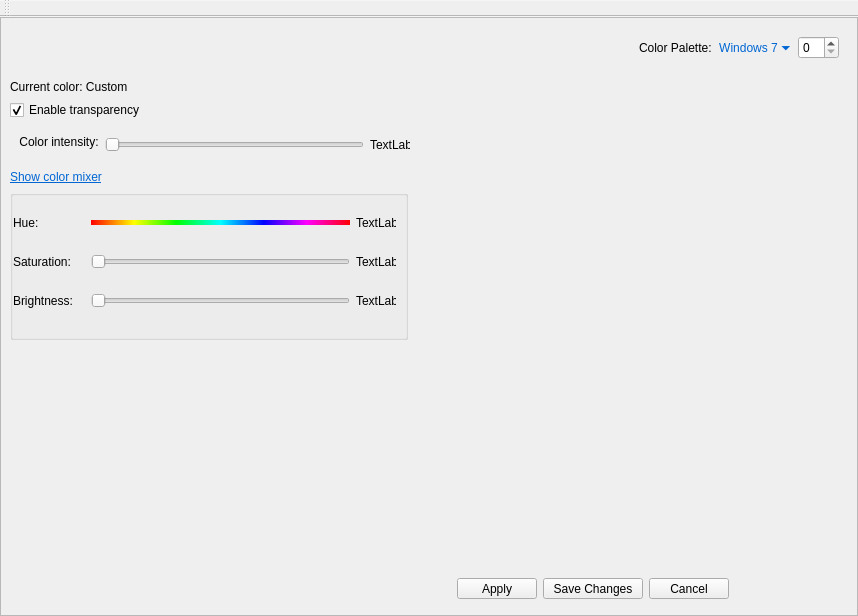
This is kwin/effects_cpp/kde-effects-aeroglassblur/src/kcm/mainwindow.ui in aeroshell-desktop/aerothemeplasma as Qt 5 draws it before an edit. The edited form follows.
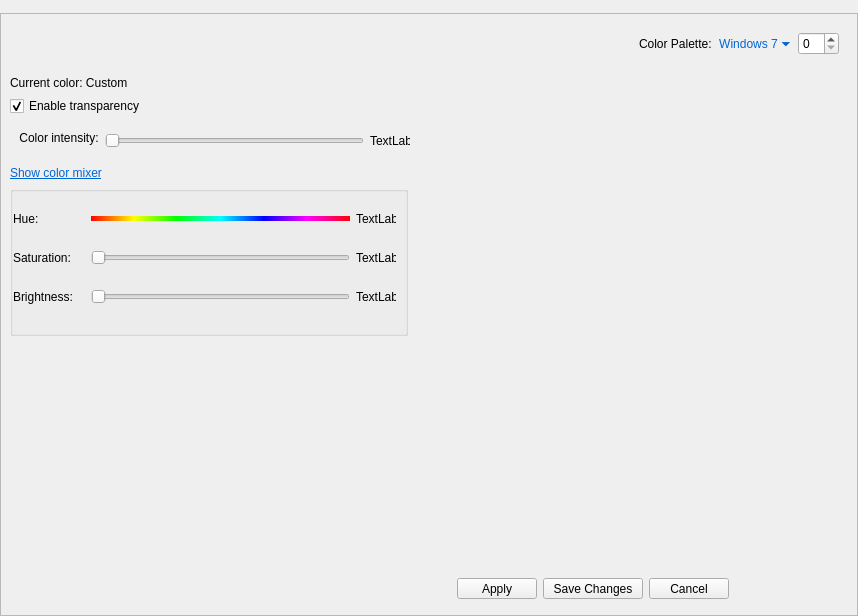
This is the edited form. Icons and pictures are not drawn.

Commit message: Prevent toolbar from being movable, tweak its QSS

What changed in the file:
```diff
--- a/kwin/effects_cpp/kde-effects-aeroglassblur/src/kcm/mainwindow.ui
+++ b/kwin/effects_cpp/kde-effects-aeroglassblur/src/kcm/mainwindow.ui
@@ -122,7 +122,7 @@
                <x>0</x>
                <y>0</y>
                <width>856</width>
-               <height>542</height>
+               <height>546</height>
               </rect>
              </property>
              <layout class="QVBoxLayout" name="verticalLayout_2">
@@ -810,8 +810,21 @@
    <property name="styleSheet">
     <string notr="true">QToolBar {
 	background: transparent;
+	border: none;
 }</string>
    </property>
+   <property name="movable">
+    <bool>false</bool>
+   </property>
+   <property name="allowedAreas">
+    <set>Qt::ToolBarArea::TopToolBarArea</set>
+   </property>
+   <property name="toolButtonStyle">
+    <enum>Qt::ToolButtonStyle::ToolButtonTextOnly</enum>
+   </property>
+   <property name="floatable">
+    <bool>false</bool>
+   </property>
    <attribute name="toolBarArea">
     <enum>TopToolBarArea</enum>
    </attribute>
```
